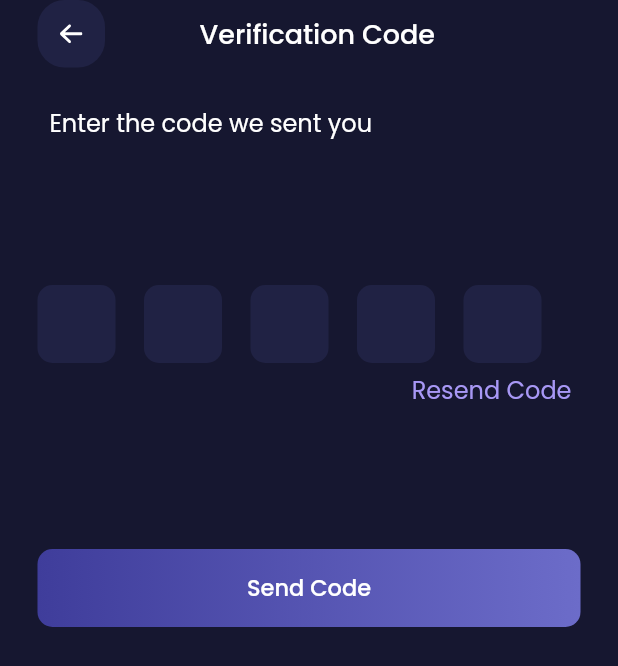
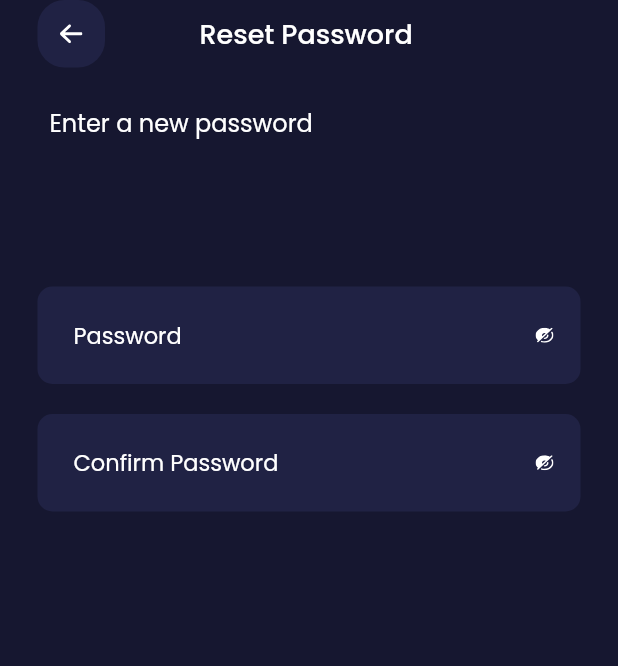
Before and after one commit to Dan-Y-Ko/Flutter-Dart-Playground, a Flutter app: the Verification screen opened by its route, after a tap on "Send Code", on a phone screen of 412 x 824 dp. Shown: the top 666 px of the screen. Run offline on Flutter 3.47's test engine with Material 2 defaults, Android fonts, the phone set to English and light mode, and no system bars; our stand-ins replace flutter_svg, google_fonts.

Commit message:
refactor gradient button

```diff
--- a/flutter/ui/banking_app_ui/lib/core/widgets/gradient-button.dart
+++ b/flutter/ui/banking_app_ui/lib/core/widgets/gradient-button.dart
@@ -9,14 +9,12 @@ class GradientButton extends StatelessWidget {
     required this.text,
     required this.padding,
     required this.onPress,
-    required this.colors,
     this.icon,
   }) : super(key: key);
 
   final String text;
   final EdgeInsetsGeometry padding;
   final void Function(BuildContext, int?) onPress;
-  final List<Color> colors;
   final SvgPicture? icon;
 
   @override
@@ -27,7 +25,10 @@ class GradientButton extends StatelessWidget {
         height: 52.0,
         decoration: BoxDecoration(
           gradient: LinearGradient(
-            colors: colors,
+            colors: [
+              AppTheme().primaryUI!,
+              AppTheme().secondaryUI!,
+            ],
           ),
           borderRadius: BorderRadiusDirectional.circular(10.0),
         ),
--- a/flutter/ui/banking_app_ui/lib/main.dart
+++ b/flutter/ui/banking_app_ui/lib/main.dart
@@ -1,4 +1,5 @@
 import 'package:banking_app_ui/module/auth/screens/forgot-password.dart';
+import 'package:banking_app_ui/module/auth/screens/reset-password.dart';
 import 'package:banking_app_ui/module/auth/screens/verification.dart';
 import 'package:flutter/material.dart';
 import 'package:google_fonts/google_fonts.dart';
@@ -28,6 +29,7 @@ class MyApp extends StatelessWidget {
         HomeScreen.routeName: (_) => HomeScreen(),
         ForgotPassword.routeName: (_) => ForgotPassword(),
         Verification.routeName: (_) => Verification(),
+        ResetPassword.routeName: (_) => ResetPassword(),
       },
     );
   }
--- a/flutter/ui/banking_app_ui/lib/module/auth/screens/auth-screen.dart
+++ b/flutter/ui/banking_app_ui/lib/module/auth/screens/auth-screen.dart
@@ -105,10 +105,6 @@ class AuthScreen extends StatelessWidget {
                   onPress: !args.isSignupScreen
                       ? (context, id) => navigateToNextScreen(context, 0)
                       : (context, id) => navigateToNextScreen(context, 1),
-                  colors: [
-                    AppTheme().primaryUI!,
-                    AppTheme().secondaryUI!,
-                  ],
                 ),
                 SizedBox(
                   height: 15.0,
--- a/flutter/ui/banking_app_ui/lib/module/auth/screens/forgot-password.dart
+++ b/flutter/ui/banking_app_ui/lib/module/auth/screens/forgot-password.dart
@@ -1,9 +1,11 @@
+import 'package:banking_app_ui/module/auth/widgets/instruction-text.dart';
+import 'package:flutter/material.dart';
+
 import 'package:banking_app_ui/core/utils/theme/theme.dart';
 import 'package:banking_app_ui/core/widgets/gradient-button.dart';
 import 'package:banking_app_ui/core/widgets/header.dart';
 import 'package:banking_app_ui/core/widgets/input.dart';
 import 'package:banking_app_ui/module/auth/screens/verification.dart';
-import 'package:flutter/material.dart';
 
 class ForgotPassword extends StatelessWidget {
   const ForgotPassword({Key? key}) : super(key: key);
@@ -27,18 +29,9 @@ class ForgotPassword extends StatelessWidget {
                 SizedBox(
                   height: 23.0,
                 ),
-                Padding(
-                  padding: const EdgeInsets.symmetric(horizontal: 8.0),
-                  child: Text(
-                    'We need your registration phon number to send you password reset code!',
-                    style: TextStyle(
-                      fontWeight: AppTheme().fontWeights[1],
-                      fontSize: AppTheme().fontSizes[7],
-                      color: AppTheme().primaryText,
-                      height: 1.7,
-                    ),
-                  ),
-                ),
+                InstructionText(
+                    text:
+                        'We need your registration phon number to send you password reset code!'),
                 SizedBox(
                   height: 74.0,
                 ),
@@ -55,10 +48,6 @@ class ForgotPassword extends StatelessWidget {
                   onPress: (context, id) {
                     Navigator.of(context).pushNamed(Verification.routeName);
                   },
-                  colors: [
-                    AppTheme().primaryUI!,
-                    AppTheme().secondaryUI!,
-                  ],
                 )
               ],
             ),
--- a/flutter/ui/banking_app_ui/lib/module/auth/screens/reset-password.dart
+++ b/flutter/ui/banking_app_ui/lib/module/auth/screens/reset-password.dart
@@ -0,0 +1,57 @@
+import 'package:banking_app_ui/core/utils/theme/theme.dart';
+import 'package:banking_app_ui/core/widgets/header.dart';
+import 'package:banking_app_ui/core/widgets/input.dart';
+import 'package:banking_app_ui/module/auth/widgets/instruction-text.dart';
+import 'package:flutter/material.dart';
+import 'package:flutter_svg/flutter_svg.dart';
+
+class ResetPassword extends StatelessWidget {
+  const ResetPassword({Key? key}) : super(key: key);
+
+  static const routeName = '/reset-password';
+
+  @override
+  Widget build(BuildContext context) {
+    return Scaffold(
+      backgroundColor: AppTheme().primaryBackground,
+      body: SingleChildScrollView(
+        child: SafeArea(
+          child: Padding(
+            padding: const EdgeInsets.symmetric(horizontal: 25.0),
+            child: Column(
+              crossAxisAlignment: CrossAxisAlignment.stretch,
+              children: <Widget>[
+                Header(
+                  appBarText: 'Reset Password',
+                ),
+                SizedBox(
+                  height: 23.0,
+                ),
+                InstructionText(text: 'Enter a new password'),
+                SizedBox(
+                  height: 96.0,
+                ),
+                Input(
+                  hintText: 'Password',
+                  borderRadius: BorderRadius.circular(10.0),
+                  suffixIcon: SvgPicture.asset('assets/images/some_icon.svg'),
+                ),
+                SizedBox(
+                  height: 20.0,
+                ),
+                Input(
+                  hintText: 'Confirm Password',
+                  borderRadius: BorderRadius.circular(10.0),
+                  suffixIcon: SvgPicture.asset('assets/images/some_icon.svg'),
+                ),
+                SizedBox(
+                  height: 55.0,
+                ),
+              ],
+            ),
+          ),
+        ),
+      ),
+    );
+  }
+}
--- a/flutter/ui/banking_app_ui/lib/module/auth/screens/verification.dart
+++ b/flutter/ui/banking_app_ui/lib/module/auth/screens/verification.dart
@@ -1,8 +1,9 @@
 import 'package:banking_app_ui/core/utils/theme/theme.dart';
 import 'package:banking_app_ui/core/widgets/gradient-button.dart';
 import 'package:banking_app_ui/core/widgets/header.dart';
-import 'package:banking_app_ui/core/widgets/input.dart';
 import 'package:banking_app_ui/core/widgets/verification-input.dart';
+import 'package:banking_app_ui/module/auth/screens/reset-password.dart';
+import 'package:banking_app_ui/module/auth/widgets/instruction-text.dart';
 import 'package:flutter/material.dart';
 
 class Verification extends StatelessWidget {
@@ -27,18 +28,7 @@ class Verification extends StatelessWidget {
                 SizedBox(
                   height: 23.0,
                 ),
-                Padding(
-                  padding: const EdgeInsets.symmetric(horizontal: 8.0),
-                  child: Text(
-                    'Enter the code we sent you',
-                    style: TextStyle(
-                      fontWeight: AppTheme().fontWeights[1],
-                      fontSize: AppTheme().fontSizes[7],
-                      color: AppTheme().primaryText,
-                      height: 1.7,
-                    ),
-                  ),
-                ),
+                InstructionText(text: 'Enter the code we sent you'),
                 SizedBox(
                   height: 95.0,
                 ),
@@ -63,7 +53,9 @@ class Verification extends StatelessWidget {
                 GradientButton(
                   text: 'Send Code',
                   padding: EdgeInsets.zero,
-                  onPress: (context, id) {},
+                  onPress: (context, id) {
+                    Navigator.of(context).pushNamed(ResetPassword.routeName);
+                  },
                   colors: [
                     AppTheme().primaryUI!,
                     AppTheme().secondaryUI!,
--- /dev/null
+++ b/flutter/ui/banking_app_ui/lib/module/auth/widgets/instruction-text.dart
@@ -0,0 +1,27 @@
+import 'package:banking_app_ui/core/utils/theme/theme.dart';
+import 'package:flutter/material.dart';
+
+class InstructionText extends StatelessWidget {
+  const InstructionText({
+    Key? key,
+    required this.text,
+  }) : super(key: key);
+
+  final String text;
+
+  @override
+  Widget build(BuildContext context) {
+    return Padding(
+      padding: const EdgeInsets.symmetric(horizontal: 8.0),
+      child: Text(
+        text,
+        style: TextStyle(
+          fontWeight: AppTheme().fontWeights[1],
+          fontSize: AppTheme().fontSizes[7],
+          color: AppTheme().primaryText,
+          height: 1.7,
+        ),
+      ),
+    );
+  }
+}
```
